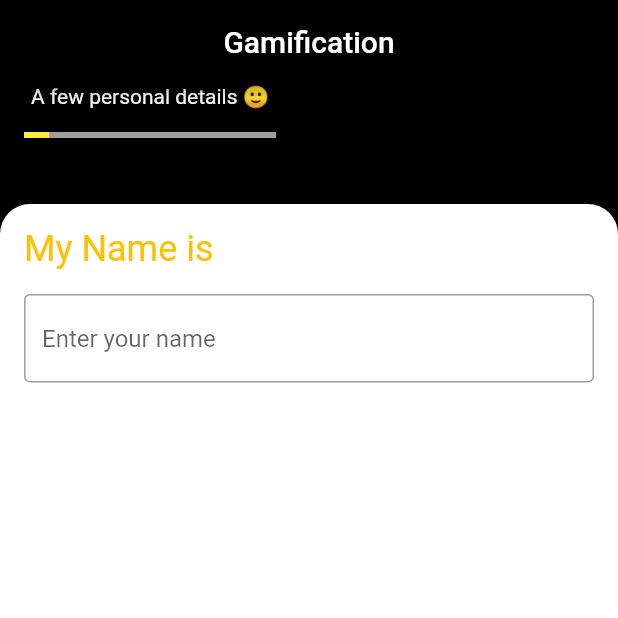
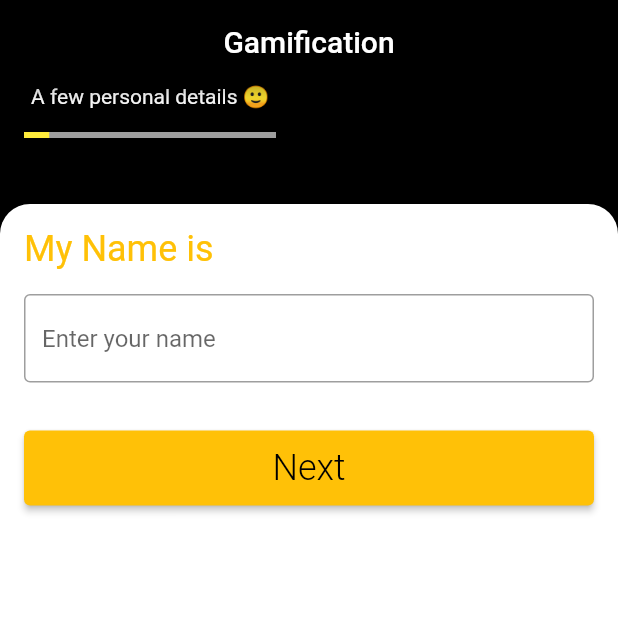
Before and after one commit to mrangad0007/el_assign, a Flutter app: the screen it shows after launch, on a phone screen of 412 x 824 dp, the top half of it. Run offline on Flutter 3.47's test engine with Material 2 defaults, Android fonts, the light colour scheme and no system bars.

Commit message:
button spacing corrected

```diff
--- a/lib/widgets/name_input.dart
+++ b/lib/widgets/name_input.dart
@@ -62,14 +62,11 @@ class _MyNameContainerState extends State<MyNameContainer> {
                     controller: nameController,
                 ),
               ),
-              SizedBox(
-                  height:500
-              ),
-              Expanded(
-                child: Padding(
+              Padding(
                 padding: const EdgeInsets.all(16.0),
                 child: Container(
                   width: MediaQuery.of(context).size.width,
+                  height: 50,
                   child: ElevatedButton(
                     style: ButtonStyle(
                         foregroundColor: MaterialStateProperty.all<Color>(Colors.black),
@@ -92,10 +89,6 @@ class _MyNameContainerState extends State<MyNameContainer> {
                   ),
                 ),
               ),
-              ),
-              SizedBox(
-                  height:200
-              ),
             ],
           ),
         ),
```
Lines whose indentation alone changed are shown as unchanged.
